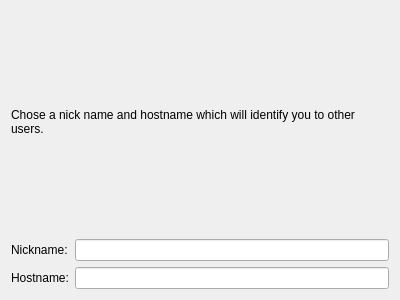
Qt form kobby/dialogs/profilesetupwidget.ui (KDE/kte-collaborative) before a commit.
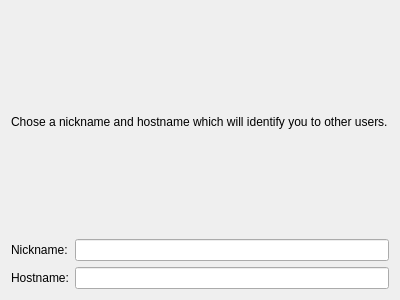
The same form after that commit.

Commit message: Setup dialog forces username to be entered if none set.

The edit to the form file:
```diff
--- a/kobby/dialogs/profilesetupwidget.ui
+++ b/kobby/dialogs/profilesetupwidget.ui
@@ -17,7 +17,7 @@
    <item>
     <widget class="QLabel" name="label_3">
      <property name="text">
-      <string>Chose a nick name and hostname which will identify you to other users.</string>
+      <string>Chose a nickname and hostname which will identify you to other users.</string>
      </property>
      <property name="wordWrap">
       <bool>true</bool>
```
The commit also changes 4 other files.
